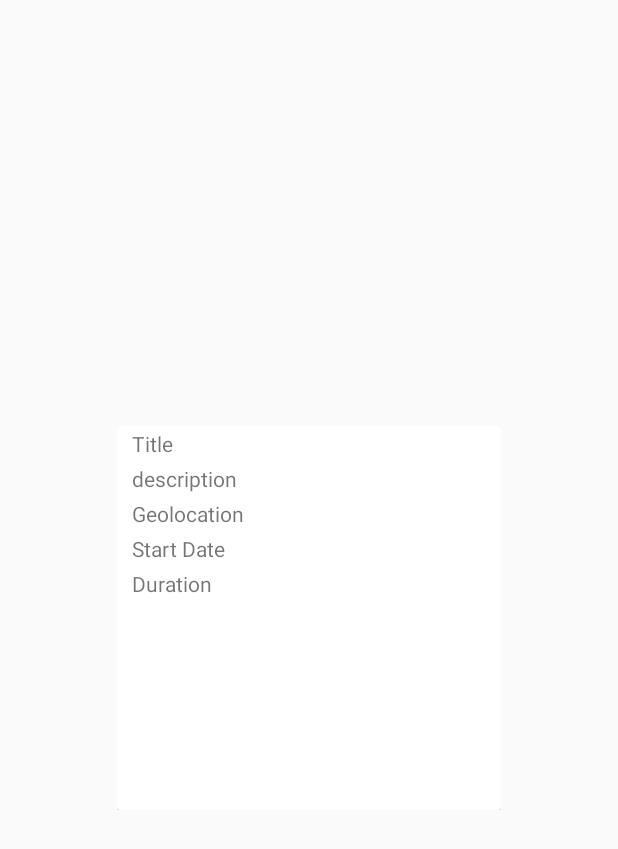
After one commit to Saanayy/ProgressMeter, an Android app: the layout project_info_dialog.xml on its own in the app's theme, with its tools: preview values and no code run, on a phone screen of 412 x 824 dp. The commit adds this screen. Shown: the top 849 px of the screen. Run offline under Robolectric (Android 15) with nearby library versions, the phone set to English and light mode, and no system bars.

Commit message:
Manage Project Added

```diff
--- a/app/build.gradle
+++ b/app/build.gradle
@@ -41,6 +41,7 @@ dependencies {
     implementation fileTree(dir: 'libs', include: ['*.jar'])
     implementation 'com.android.support:appcompat-v7:28.0.0'
     implementation 'com.android.support.constraint:constraint-layout:1.1.3'
+    implementation 'com.google.code.gson:gson:2.8.5'
 
     implementation 'com.google.android.gms:play-services-auth:16.0.1'
     implementation 'com.google.firebase:firebase-core:16.0.1'
--- a/app/src/main/AndroidManifest.xml
+++ b/app/src/main/AndroidManifest.xml
@@ -30,7 +30,10 @@
             </intent-filter>
         </activity>
         <activity android:name=".activities.DatabaseCheckActivity" />
-        <activity android:name=".activities.MainActivity"></activity>
+        <activity android:name=".activities.MainActivity" />
+        <activity android:name=".activities.ManageProject" android:parentActivityName=".activities.MainActivity">
+
+        </activity>
     </application>
 
 </manifest>
--- /dev/null
+++ b/app/src/main/res/drawable/ic_info_outline_black_24dp.xml
@@ -0,0 +1,5 @@
+<vector android:height="24dp" android:tint="#FFFFFF"
+    android:viewportHeight="24.0" android:viewportWidth="24.0"
+    android:width="24dp" xmlns:android="http://schemas.android.com/apk/res/android">
+    <path android:fillColor="#FF000000" android:pathData="M11,17h2v-6h-2v6zM12,2C6.48,2 2,6.48 2,12s4.48,10 10,10 10,-4.48 10,-10S17.52,2 12,2zM12,20c-4.41,0 -8,-3.59 -8,-8s3.59,-8 8,-8 8,3.59 8,8 -3.59,8 -8,8zM11,9h2L13,7h-2v2z"/>
+</vector>
--- a/app/src/main/res/layout/activity_main.xml
+++ b/app/src/main/res/layout/activity_main.xml
@@ -3,7 +3,8 @@
     xmlns:tools="http://schemas.android.com/tools"
     android:layout_width="match_parent"
     android:layout_height="match_parent"
-    tools:context=".activities.MainActivity">
+    tools:context=".activities.MainActivity"
+    >
 
     <android.support.v7.widget.RecyclerView
         android:id="@+id/main_project_recycler_view"
--- /dev/null
+++ b/app/src/main/res/layout/project_info_dialog.xml
@@ -0,0 +1,76 @@
+<?xml version="1.0" encoding="utf-8"?>
+<LinearLayout xmlns:android="http://schemas.android.com/apk/res/android"
+    android:layout_width="256dp"
+    android:layout_height="256dp"
+    xmlns:app="http://schemas.android.com/apk/res-auto"
+    android:orientation="vertical"
+    android:layout_gravity="center">
+
+    <android.support.v7.widget.CardView
+        android:layout_width="match_parent"
+        android:layout_height="match_parent"
+        app:cardCornerRadius="2dp"
+        app:cardElevation="2dp">
+    <ScrollView
+        android:layout_width="match_parent"
+        android:layout_height="match_parent"
+        >
+
+        <LinearLayout
+            android:layout_width="match_parent"
+            android:layout_height="match_parent"
+            android:orientation="vertical">
+
+                    <TextView
+                        android:id="@+id/project_info_dialog_title"
+                        android:layout_width="match_parent"
+                        android:layout_height="0dp"
+                        android:layout_weight="1"
+                        android:padding="2dp"
+                        android:layout_marginLeft="8dp"
+                        android:text="Title" />
+
+                    <TextView
+                        android:id="@+id/project_info_dialog_description"
+                        android:layout_width="match_parent"
+                        android:layout_height="0dp"
+                        android:layout_weight="1"
+                        android:padding="2dp"
+                        android:layout_marginLeft="8dp"
+                        android:text="description" />
+
+                    <TextView
+                        android:id="@+id/project_info_dialog_geolocation"
+                        android:layout_width="match_parent"
+                        android:layout_height="0dp"
+                        android:layout_weight="1"
+                        android:padding="2dp"
+                        android:layout_marginLeft="8dp"
+                        android:text="Geolocation" />
+
+                    <TextView
+                        android:id="@+id/project_info_dialog_startdate"
+                        android:layout_width="match_parent"
+                        android:layout_height="0dp"
+                        android:layout_weight="1"
+                        android:padding="2dp"
+                        android:layout_marginLeft="8dp"
+                        android:text="Start Date" />
+
+                    <TextView
+                        android:id="@+id/project_info_dialog_duration"
+                        android:layout_width="match_parent"
+                        android:layout_height="0dp"
+                        android:layout_weight="1"
+                        android:padding="2dp"
+                        android:layout_marginLeft="8dp"
+                        android:text="Duration" />
+
+        </LinearLayout>
+
+
+    </ScrollView>
+    </android.support.v7.widget.CardView>
+
+
+</LinearLayout>
```
Also changed, not shown: app/src/main/java/com/bytebucket1111/progressmeter/MyItemAnimator.java (added, +56 -0 lines), app/src/main/java/com/bytebucket1111/progressmeter/ProjectAdapter.java (+21 -4 lines), app/src/main/java/com/bytebucket1111/progressmeter/ProjectInfoDialog.java (added, +66 -0 lines), app/src/main/java/com/bytebucket1111/progressmeter/activities/MainActivity.java (+23 -21 lines), app/src/main/java/com/bytebucket1111/progressmeter/activities/ManageProject.java (added, +71 -0 lines), app/src/main/res/anim/add_project_anim.xml (added, +15 -0 lines), app/src/main/res/layout/activity_manage_project.xml (added, +18 -0 lines), app/src/main/res/layout/item_project_layout.xml (+21 -14 lines), app/src/main/res/menu/manage_project_menu.xml (added, +9 -0 lines).
